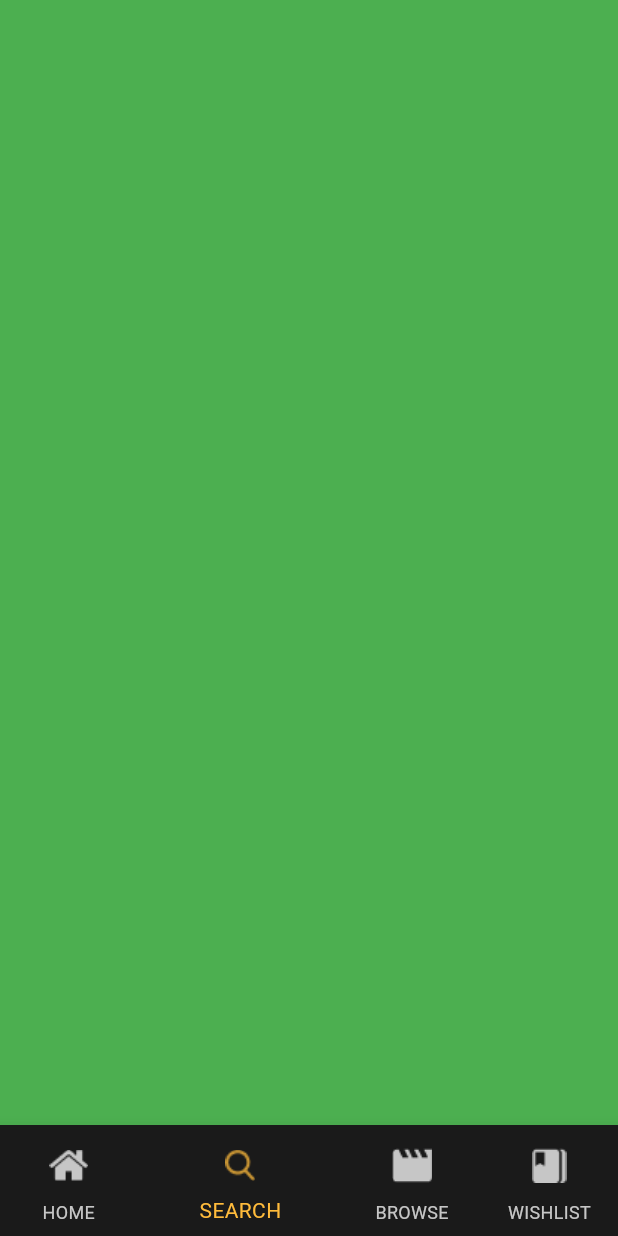
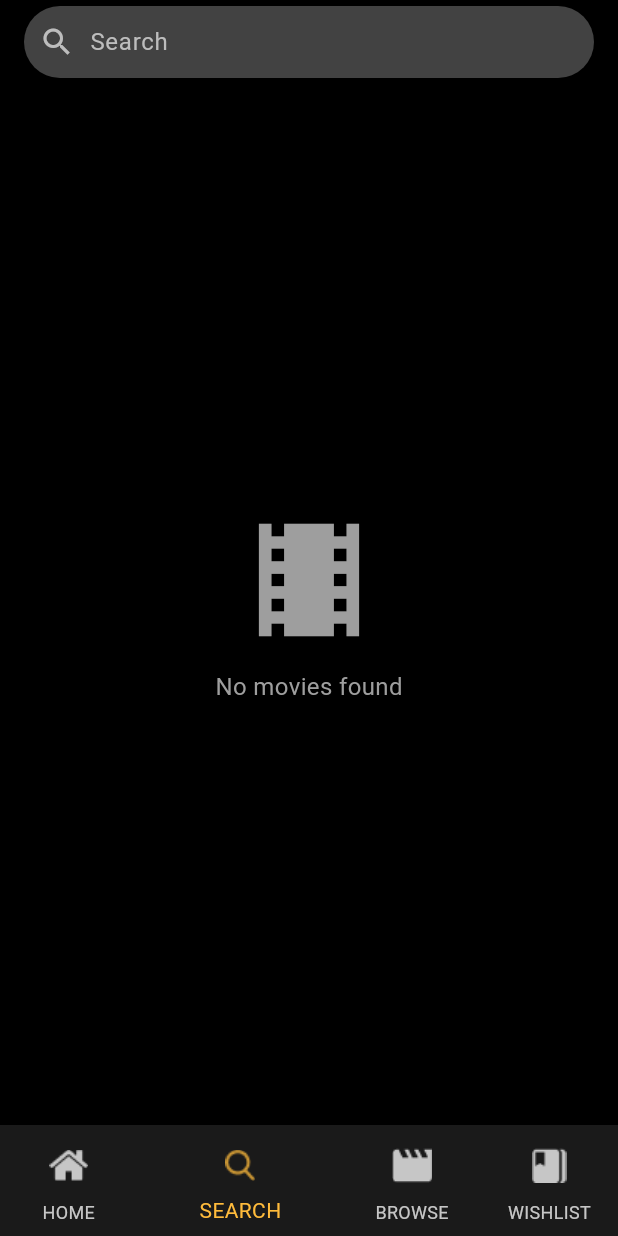
Before and after one commit to KarimBadawii/movies-app, a Flutter app: the screen it shows after launch, item 2 of the bottom bar chosen, on a phone screen of 412 x 824 dp. Run offline on Flutter 3.47's test engine with Material 3 defaults, Android fonts, the phone set to English and light mode, and no system bars; our stand-ins replace dio.

```diff
--- /dev/null
+++ b/lib/core/api/endpoints.dart
@@ -0,0 +1,3 @@
+class EndPoints {
+  static const String popularMovies = "/movie/popular?";
+}
--- a/lib/modules/home/Screens/layout/layout_screen.dart
+++ b/lib/modules/home/Screens/layout/layout_screen.dart
@@ -2,7 +2,7 @@ import 'package:flutter/material.dart';
 import 'package:movies_app/modules/home/Screens/layout/nav_bar.dart';
 import 'package:movies_app/modules/home/Screens/nav_screens/categories/category_screen.dart';
 import 'package:movies_app/modules/home/Screens/nav_screens/wishlist/wishlist_screen.dart';
-import '../nav_screens/home/home_screen.dart';
+import '../nav_screens/home/presentation/pages/home_screen.dart';
 import '../nav_screens/search/search_screen.dart';
 
 class LayOutScreen extends StatefulWidget {
@@ -16,7 +16,7 @@ class LayOutScreen extends StatefulWidget {
 
 class _HomeScreenState extends State<LayOutScreen> {
   int selectedIndex = 0;
-  var screens = const [
+  var screens = [
     HomeScreen(),
     SearchScreen(),
     CategoryScreen(),
@@ -31,8 +31,8 @@ class _HomeScreenState extends State<LayOutScreen> {
         backgroundColor: Colors.black,
         showUnselectedLabels: true,
         showSelectedLabels: true,
-        unselectedItemColor: Color(0xffC6C6C6),
-        selectedItemColor: Color(0xffFFBB3B),
+        unselectedItemColor: const Color(0xffC6C6C6),
+        selectedItemColor: const Color(0xffFFBB3B),
         onTap: (int value) {
           selectedIndex = value;
           setState(() {});
--- a/lib/modules/home/Screens/layout/nav_bar.dart
+++ b/lib/modules/home/Screens/layout/nav_bar.dart
@@ -11,6 +11,6 @@ class BottomNavItem extends BottomNavigationBarItem {
             size: 40,
           ),
           label: title,
-          backgroundColor: Color(0xff1A1A1A),
+          backgroundColor: const Color(0xff1A1A1A),
         );
 }
--- /dev/null
+++ b/lib/modules/home/Screens/nav_screens/home/domain/repositories/home_repo.dart
@@ -0,0 +1,5 @@
+import '../../data/models/Movies_model.dart';
+
+abstract class HomeRepo {
+  Future<MoviesModel> getMovies();
+}
--- a/lib/modules/home/Screens/nav_screens/search/search_screen.dart
+++ b/lib/modules/home/Screens/nav_screens/search/search_screen.dart
@@ -1,12 +1,52 @@
 import 'package:flutter/material.dart';
+import 'package:movies_app/modules/home/Screens/nav_screens/search/widgets/search_bar.dart';
 
 class SearchScreen extends StatelessWidget {
   const SearchScreen({super.key});
 
   @override
   Widget build(BuildContext context) {
-    return const Scaffold(
-      backgroundColor: Colors.green,
+    return Scaffold(
+      backgroundColor: Colors.black, // Set the background color to black
+      appBar: AppBar(
+        elevation: 0,
+        backgroundColor: Colors.black,
+        title: const CustomSearchBar(),
+      ),
+      body: const Center(
+        child: Column(
+          mainAxisAlignment: MainAxisAlignment.center,
+          children: <Widget>[
+            Icon(
+              Icons.local_movies,
+              size: 100,
+              color: Colors.grey, // The movie icon
+            ),
+            SizedBox(height: 10), // Add some spacing between icon and text
+            Text(
+              'No movies found',
+              style: TextStyle(
+                color: Colors.grey, // Text color
+                fontSize: 16,
+              ),
+            ),
+          ],
+        ),
+      ),
     );
   }
 }
+
+// class SearchScreen extends StatelessWidget {
+//   const SearchScreen({super.key});
+//
+//   @override
+//   Widget build(BuildContext context) {
+//     return const Scaffold(
+//       backgroundColor: Colors.transparent,
+//       body: Column(
+//
+//       ),
+//     );
+//   }
+// }
--- /dev/null
+++ b/lib/modules/home/Screens/nav_screens/search/widgets/search_bar.dart
@@ -0,0 +1,39 @@
+import 'package:flutter/material.dart';
+
+class CustomSearchBar extends StatelessWidget {
+  const CustomSearchBar({super.key});
+
+  @override
+  Widget build(BuildContext context) {
+    return Container(
+      padding: const EdgeInsets.symmetric(horizontal: 10),
+      decoration: BoxDecoration(
+        color: Colors.grey[800],
+        borderRadius: BorderRadius.circular(25), // Rounded edges
+      ),
+      child: Row(
+        children: [
+          Icon(
+            Icons.search,
+            color: Colors.grey[400], // Search icon color
+          ),
+          const SizedBox(width: 10),
+          Expanded(
+            child: TextField(
+              decoration: InputDecoration(
+                hintText: 'Search',
+                hintStyle: TextStyle(
+                  color: Colors.grey[400], // Hint text color
+                ),
+                border: InputBorder.none, // Remove border
+              ),
+              style: const TextStyle(
+                color: Colors.white, // Input text color
+              ),
+            ),
+          ),
+        ],
+      ),
+    );
+  }
+}
--- a/pubspec.yaml
+++ b/pubspec.yaml
@@ -31,10 +31,10 @@ dependencies:
   flutter:
     sdk: flutter
 
-
-  # The following adds the Cupertino Icons font to your application.
-  # Use with the CupertinoIcons class for iOS style icons.
   cupertino_icons: ^1.0.2
+  dio: ^5.7.0
+  equatable: ^2.0.5
+  dartz: ^0.10.1
 
 dev_dependencies:
   flutter_test:
```
Also changed, not shown: lib/core/api/api_manager.dart (added, +17 -0 lines), lib/modules/home/Screens/nav_screens/home/data/data_sources/home_ds.dart (added, +22 -0 lines), lib/modules/home/Screens/nav_screens/home/data/models/Movies_model.dart (added, +73 -0 lines), lib/modules/home/Screens/nav_screens/home/data/repositories/home_repo_imp.dart (added, +24 -0 lines), lib/modules/home/Screens/nav_screens/home/domain/entities/movie_entity.dart (added, +22 -0 lines), lib/modules/home/Screens/nav_screens/home/domain/use_cases/get_movies_usecase.dart (added, +10 -0 lines), lib/modules/home/Screens/nav_screens/home/home_screen.dart (deleted, +0 -12 lines), lib/modules/home/Screens/nav_screens/home/presentation/pages/home_screen.dart (added, +154 -0 lines), lib/modules/home/Screens/nav_screens/home/presentation/widgets/cardWidget.dart (added, +35 -0 lines), assets/images/Image11.png (added), pubspec.lock.
